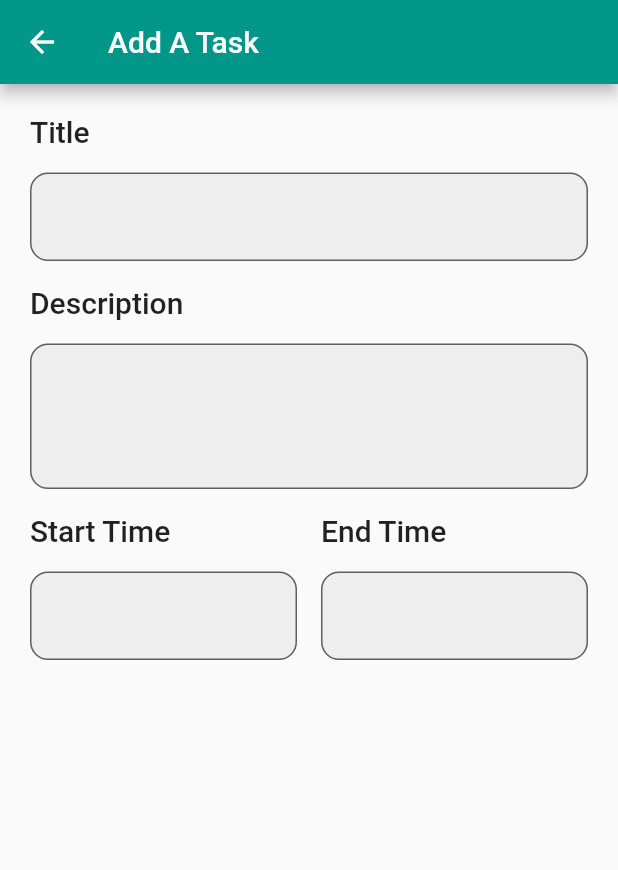
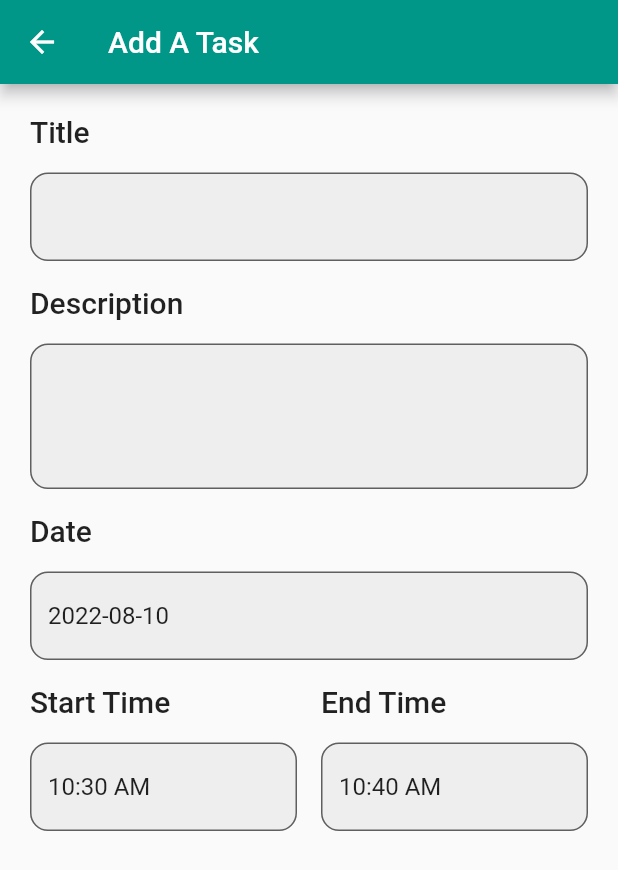
Before and after one commit to the-best-is-best/m_todo_app_tutorial, a Flutter app: the AddATaskView screen opened directly, on a phone screen of 412 x 824 dp. Shown: the top 870 px of the screen. Run offline on Flutter 3.47's test engine with Material 2 defaults, Android fonts, the phone set to English and light mode, and no system bars.

Commit message:
episode 6

```diff
--- /dev/null
+++ b/lib/app/components/my_form_field.dart
@@ -0,0 +1,55 @@
+import 'package:flutter/material.dart';
+
+import 'my_text.dart';
+
+class MyFormField extends StatelessWidget {
+  const MyFormField({
+    Key? key,
+    required this.title,
+    this.onSaved,
+    this.onTap,
+    this.validator,
+    this.isMultiLine = false,
+    this.textInputType,
+    this.controller,
+  }) : super(key: key);
+  final String title;
+  final FormFieldSetter<String>? onSaved;
+  final GestureTapCallback? onTap;
+  final FormFieldValidator<String>? validator;
+  final bool isMultiLine;
+  final TextInputType? textInputType;
+  final TextEditingController? controller;
+  @override
+  Widget build(BuildContext context) {
+    return Column(
+      crossAxisAlignment: CrossAxisAlignment.start,
+      children: [
+        MyText(
+          title: title,
+          textStyle: const TextStyle(fontSize: 20, fontWeight: FontWeight.w500),
+        ),
+        const SizedBox(height: 16),
+        TextFormField(
+          controller: controller,
+          keyboardType: onTap != null ? TextInputType.none : textInputType,
+          decoration: InputDecoration(
+            fillColor: Colors.grey[200],
+            filled: true,
+            border: OutlineInputBorder(
+              borderRadius: BorderRadius.circular(12),
+            ),
+            focusedBorder: OutlineInputBorder(
+                borderRadius: BorderRadius.circular(12),
+                borderSide: const BorderSide(color: Colors.green, width: 2)),
+          ),
+          onSaved: (String? val) {},
+          onTap: onTap,
+          validator: validator,
+          minLines: isMultiLine ? 3 : null,
+          maxLines: isMultiLine ? 5 : 1,
+        ),
+      ],
+    );
+  }
+}
--- a/lib/presentation/add_a_task/view/add_a_task_view.dart
+++ b/lib/presentation/add_a_task/view/add_a_task_view.dart
@@ -1,8 +1,32 @@
 import 'package:flutter/material.dart';
-import 'package:m_todo_app_tutorial/app/components/my_text.dart';
+import 'package:intl/intl.dart';
+import '../../../app/components/my_form_field.dart';
 
-class AddATaskView extends StatelessWidget {
+class AddATaskView extends StatefulWidget {
   const AddATaskView({Key? key}) : super(key: key);
+
+  @override
+  State<AddATaskView> createState() => _AddATaskViewState();
+}
+
+class _AddATaskViewState extends State<AddATaskView> {
+  late final TextEditingController dateController;
+  late final TextEditingController startTimeController;
+  late final TextEditingController endTimeController;
+
+  @override
+  void initState() {
+    dateController = TextEditingController();
+    startTimeController = TextEditingController();
+    endTimeController = TextEditingController();
+
+    dateController.text = DateFormat("yyyy-MM-dd").format(DateTime.now());
+    startTimeController.text = DateFormat("hh:mm a").format(DateTime.now());
+    endTimeController.text = DateFormat("hh:mm a")
+        .format(DateTime.now().add(const Duration(minutes: 10)));
+
+    super.initState();
+  }
 
   @override
   Widget build(BuildContext context) {
@@ -30,18 +54,59 @@ class AddATaskView extends StatelessWidget {
                   onSaved: (newValue) {},
                 ),
                 const SizedBox(height: 16),
+                MyFormField(
+                  controller: dateController,
+                  title: "Date",
+                  onTap: () async {
+                    DateTime? dateSelected = await showDatePicker(
+                        context: context,
+                        initialDate: DateTime.now(),
+                        firstDate: DateTime.now(),
+                        lastDate: DateTime(DateTime.now().year + 10));
+                    // send dateSelected Cubit
+                    if (dateSelected != null) {
+                      dateController.text =
+                          DateFormat("yyyy-MM-dd").format(dateSelected);
+                    }
+                  },
+                  onSaved: (newValue) {},
+                ),
+                const SizedBox(height: 16),
                 Row(
                   children: [
                     Expanded(
                       child: MyFormField(
+                        controller: startTimeController,
                         title: "Start Time",
+                        onTap: () async {
+                          TimeOfDay? selectTime = await showTimePicker(
+                              context: context, initialTime: TimeOfDay.now());
+                          if (selectTime != null) {
+                            if (!mounted) {
+                              return;
+                            }
+                            startTimeController.text =
+                                selectTime.format(context);
+                          }
+                        },
                         onSaved: (newValue) {},
                       ),
                     ),
                     const SizedBox(width: 16),
                     Expanded(
                       child: MyFormField(
+                        controller: endTimeController,
                         title: "End Time",
+                        onTap: () async {
+                          TimeOfDay? selectTime = await showTimePicker(
+                              context: context, initialTime: TimeOfDay.now());
+                          if (selectTime != null) {
+                            if (!mounted) {
+                              return;
+                            }
+                            endTimeController.text = selectTime.format(context);
+                          }
+                        },
                         onSaved: (newValue) {},
                       ),
                     ),
@@ -55,53 +120,3 @@ class AddATaskView extends StatelessWidget {
     );
   }
 }
-
-class MyFormField extends StatelessWidget {
-  const MyFormField({
-    Key? key,
-    required this.title,
-    this.onSaved,
-    this.onTap,
-    this.validator,
-    this.isMultiLine = false,
-    this.textInputType,
-  }) : super(key: key);
-  final String title;
-  final FormFieldSetter<String>? onSaved;
-  final GestureTapCallback? onTap;
-  final FormFieldValidator<String>? validator;
-  final bool isMultiLine;
-  final TextInputType? textInputType;
-
-  @override
-  Widget build(BuildContext context) {
-    return Column(
-      crossAxisAlignment: CrossAxisAlignment.start,
-      children: [
-        MyText(
-          title: title,
-          textStyle: const TextStyle(fontSize: 20, fontWeight: FontWeight.w500),
-        ),
-        const SizedBox(height: 16),
-        TextFormField(
-          keyboardType: onTap != null ? TextInputType.none : textInputType,
-          decoration: InputDecoration(
-            fillColor: Colors.grey[200],
-            filled: true,
-            border: OutlineInputBorder(
-              borderRadius: BorderRadius.circular(12),
-            ),
-            focusedBorder: OutlineInputBorder(
-                borderRadius: BorderRadius.circular(12),
-                borderSide: const BorderSide(color: Colors.green, width: 2)),
-          ),
-          onSaved: (String? val) {},
-          onTap: onTap,
-          validator: validator,
-          minLines: isMultiLine ? 3 : null,
-          maxLines: isMultiLine ? 5 : 1,
-        ),
-      ],
-    );
-  }
-}
```
Also changed, not shown: pubspec.yaml (+4 -12 lines), pubspec.lock.
